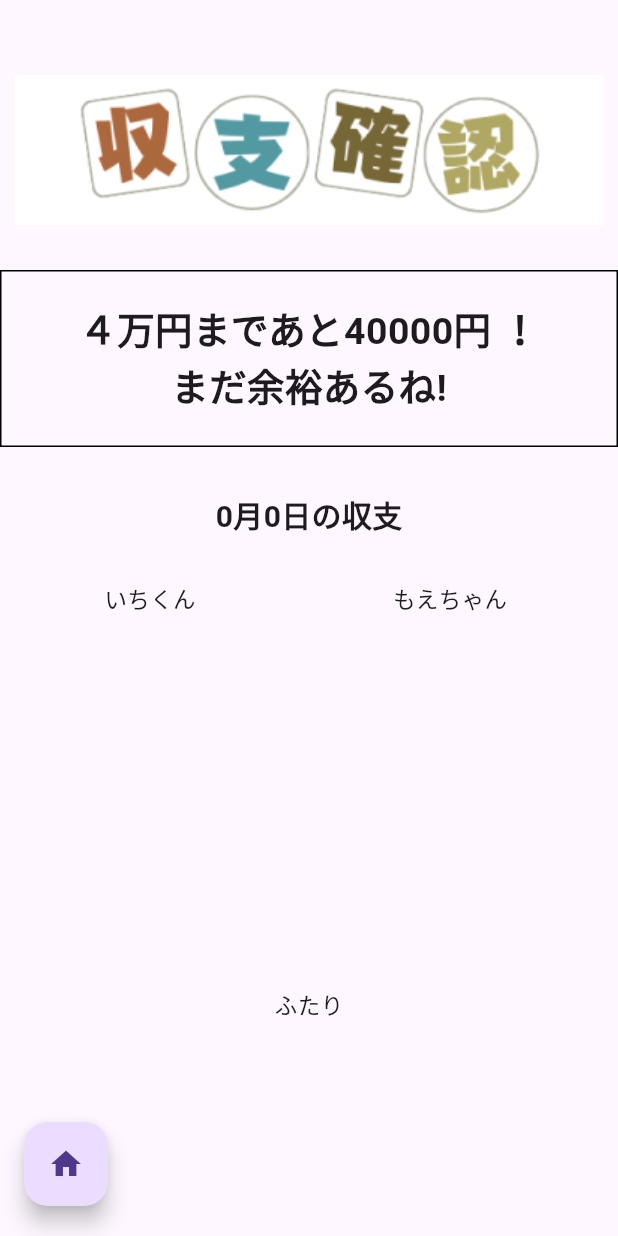
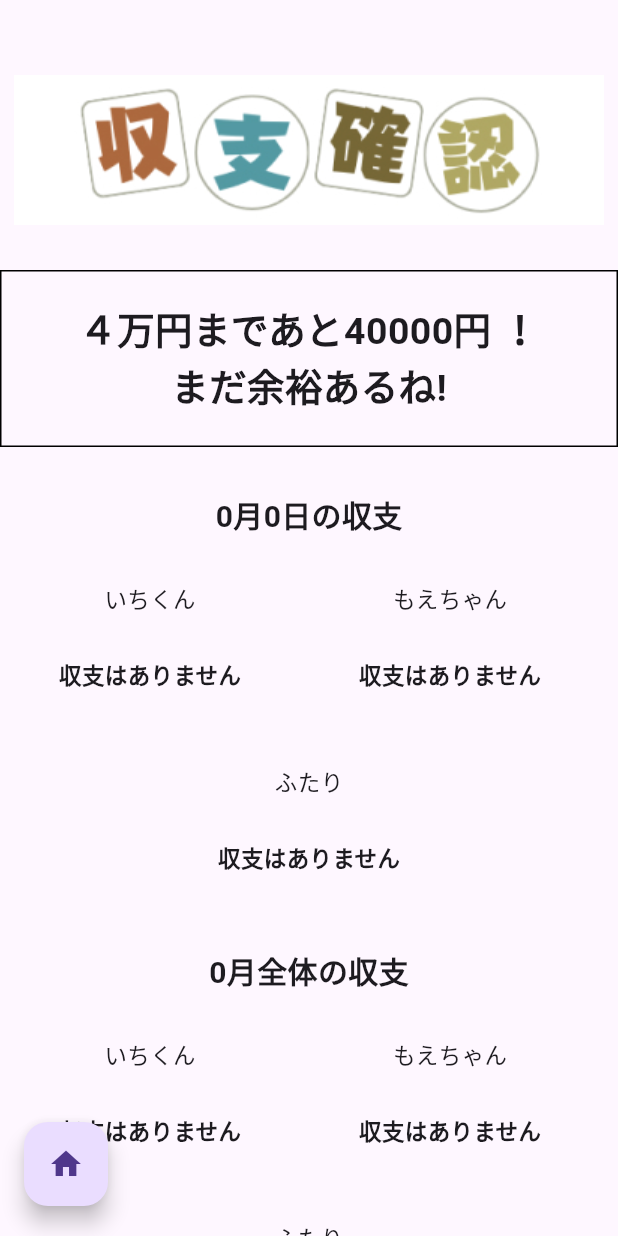
Before and after one commit to Ittalian/flutter_share_kakeibo, a Flutter app: the BudgetConfirmation screen opened directly with empty values, on a phone screen of 412 x 824 dp. Run offline on Flutter 3.47's test engine with Material 3 defaults, Android fonts, the light colour scheme and no system bars; drawn by our look-alikes of fl_chart; our stand-ins replace cloud_firestore, firebase_core, flutter_hooks, table_calendar; accounts and stored records are empty.

Commit message:
収支なしの処理

```diff
--- a/lib/pie_chart_draw.dart
+++ b/lib/pie_chart_draw.dart
@@ -17,8 +17,24 @@
   Widget build(BuildContext context) {
     num totalPrice = foodPrice + lifePrice + playPrice;
 
-    // 0で割ることを防ぐ
-    if (totalPrice == 0) totalPrice = 1;
+    // 収支がない場合の処理
+    if (totalPrice == 0) {
+      // 0で割ることを防ぐ
+      totalPrice = 1;
+      return const Column(
+        children: [
+          Padding(padding: EdgeInsets.only(top: 30)),
+          Text(
+            "収支はありません",
+            style: TextStyle(
+              fontSize: 15,
+              fontWeight: FontWeight.bold,
+            ),
+          ),
+          Padding(padding: EdgeInsets.only(bottom: 50)),
+        ]
+      );
+    }
 
     return SizedBox(
         height: 250,
```
Also changed, not shown: lib/calendar.dart (+16 -4 lines), lib/loading_dialog.dart (added, +56 -0 lines).
